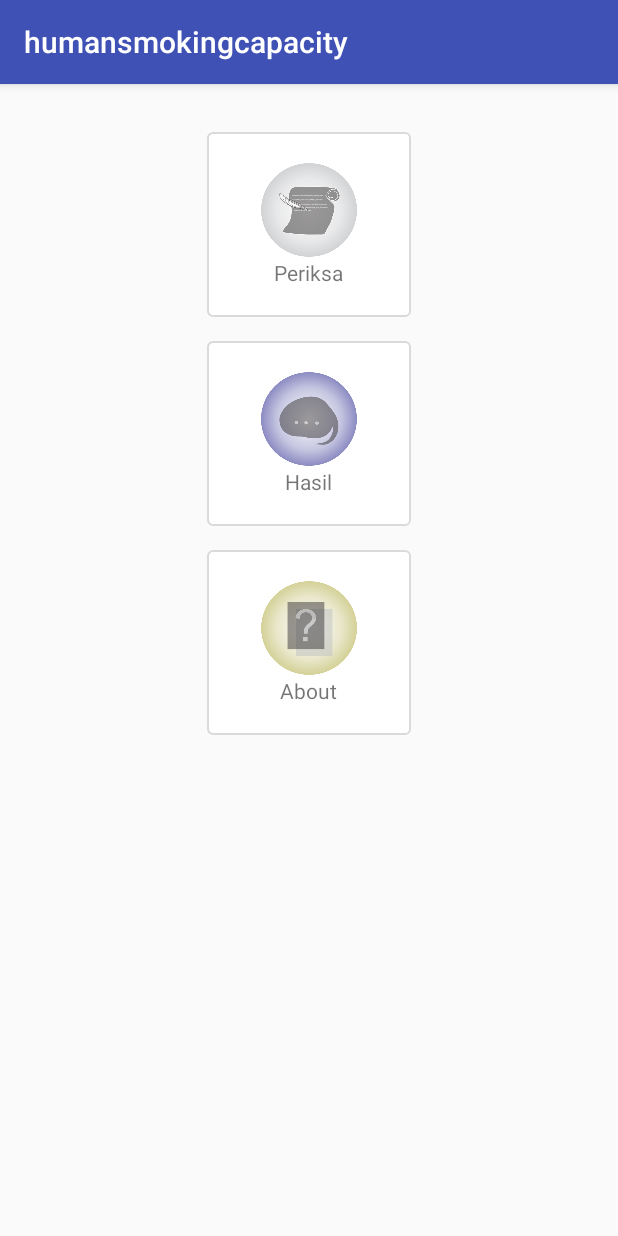
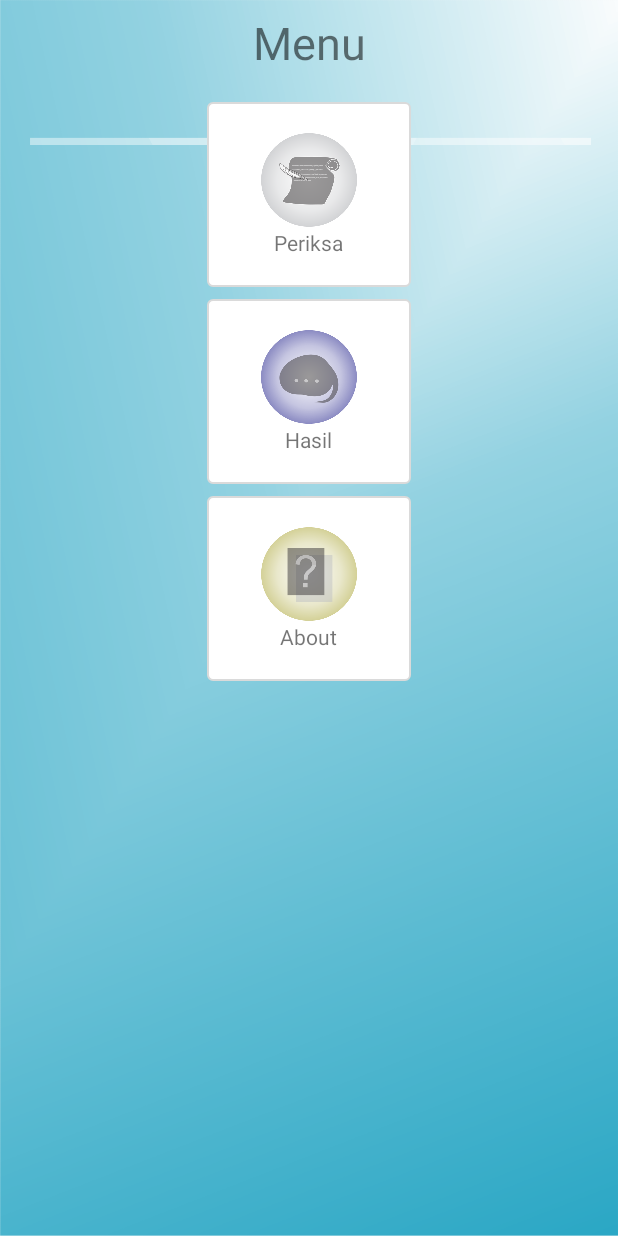
Before and after one commit to tteenniiaa/HASCA, an Android app: the screen it shows after launch (Mainmenu), on a phone screen of 412 x 824 dp. Run offline under Robolectric (Android 15) with nearby library versions, the phone set to English and light mode, and no system bars.

Commit message:
initial commit

```diff
--- a/app/src/main/java/h/tenia/humansmokingcapacity/Mainmenu.java
+++ b/app/src/main/java/h/tenia/humansmokingcapacity/Mainmenu.java
@@ -1,9 +1,10 @@
 package h.tenia.humansmokingcapacity;
 
+import android.app.Activity;
 import android.support.v7.app.AppCompatActivity;
 import android.os.Bundle;
 
-public class Mainmenu extends AppCompatActivity {
+public class Mainmenu extends Activity {
 
     @Override
     protected void onCreate(Bundle savedInstanceState) {
--- a/app/src/main/res/layout/activity_mainmenu.xml
+++ b/app/src/main/res/layout/activity_mainmenu.xml
@@ -4,6 +4,7 @@
     xmlns:tools="http://schemas.android.com/tools"
     android:layout_width="match_parent"
     android:layout_height="match_parent"
+    android:background="@drawable/backgroundwe"
     tools:context="h.tenia.humansmokingcapacity.Mainmenu">
 
     <LinearLayout
@@ -12,7 +13,7 @@
         android:layout_height="wrap_content"
         android:layout_marginEnd="8dp"
         android:layout_marginStart="8dp"
-        android:layout_marginTop="32dp"
+        android:layout_marginTop="68dp"
         android:background="@drawable/bg_button"
         android:gravity="center"
         android:orientation="vertical"
@@ -30,6 +31,7 @@
             android:layout_marginEnd="8dp"
             android:layout_marginStart="8dp"
             android:layout_marginTop="8dp"
+            android:contentDescription="TODO"
             android:src="@drawable/hasillogo"
             app:layout_constraintEnd_toEndOf="parent"
             app:layout_constraintStart_toStartOf="parent"
@@ -39,7 +41,7 @@
             android:layout_width="wrap_content"
             android:layout_height="wrap_content"
             android:layout_marginBottom="8dp"
-            android:text="Periksa"
+            android:text="@string/periksa"
             app:layout_constraintBottom_toBottomOf="parent" />
     </LinearLayout>
 
@@ -49,7 +51,7 @@
         android:layout_height="wrap_content"
         android:layout_marginEnd="8dp"
         android:layout_marginStart="8dp"
-        android:layout_marginTop="16dp"
+        android:layout_marginTop="8dp"
         android:background="@drawable/bg_button"
         android:gravity="center"
         android:orientation="vertical"
@@ -67,6 +69,7 @@
             android:layout_marginEnd="8dp"
             android:layout_marginStart="8dp"
             android:layout_marginTop="8dp"
+            android:contentDescription="TODO"
             android:src="@drawable/inputlogo"
             app:layout_constraintEnd_toEndOf="parent"
             app:layout_constraintStart_toStartOf="parent"
@@ -84,9 +87,10 @@
         android:id="@+id/btnAbout"
         android:layout_width="wrap_content"
         android:layout_height="wrap_content"
+        android:layout_marginBottom="8dp"
         android:layout_marginEnd="8dp"
         android:layout_marginStart="8dp"
-        android:layout_marginTop="16dp"
+        android:layout_marginTop="8dp"
         android:background="@drawable/bg_button"
         android:gravity="center"
         android:orientation="vertical"
@@ -94,9 +98,11 @@
         android:paddingLeft="28dp"
         android:paddingRight="28dp"
         android:paddingTop="12dp"
+        app:layout_constraintBottom_toBottomOf="@+id/imageView"
         app:layout_constraintEnd_toEndOf="parent"
         app:layout_constraintStart_toStartOf="parent"
-        app:layout_constraintTop_toBottomOf="@+id/btnHasil">
+        app:layout_constraintTop_toBottomOf="@+id/btnHasil"
+        app:layout_constraintVertical_bias="0.0">
 
         <ImageView
             android:layout_width="64dp"
@@ -104,6 +110,7 @@
             android:layout_marginEnd="8dp"
             android:layout_marginStart="8dp"
             android:layout_marginTop="8dp"
+            android:contentDescription="TODO"
             android:src="@drawable/aboutlogo"
             app:layout_constraintEnd_toEndOf="parent"
             app:layout_constraintStart_toStartOf="parent"
@@ -117,4 +124,29 @@
             app:layout_constraintBottom_toBottomOf="parent" />
     </LinearLayout>
 
+    <ImageView
+        android:id="@+id/imageView"
+        android:layout_width="92dp"
+        android:layout_height="36dp"
+        android:layout_marginBottom="4dp"
+        android:layout_marginEnd="8dp"
+        android:layout_marginStart="8dp"
+        app:layout_constraintBottom_toBottomOf="parent"
+        app:layout_constraintEnd_toEndOf="parent"
+        app:layout_constraintStart_toStartOf="parent"
+        app:srcCompat="@drawable/hascalogo" />
+
+    <TextView
+        android:id="@+id/textView"
+        android:layout_width="wrap_content"
+        android:layout_height="wrap_content"
+        android:layout_marginEnd="8dp"
+        android:layout_marginStart="8dp"
+        android:layout_marginTop="8dp"
+        android:text="Menu"
+        android:textSize="30sp"
+        app:layout_constraintEnd_toEndOf="parent"
+        app:layout_constraintStart_toStartOf="parent"
+        app:layout_constraintTop_toTopOf="parent" />
+
 </android.support.constraint.ConstraintLayout>
--- a/app/src/main/res/values/strings.xml
+++ b/app/src/main/res/values/strings.xml
@@ -1,3 +1,4 @@
 <resources>
     <string name="app_name">humansmokingcapacity</string>
+    <string name="periksa">Periksa</string>
 </resources>
```
Also changed, not shown: app/src/main/res/drawable/backgroundwe.png (added), app/src/main/res/drawable/hascalogo.png (added), 2 other files.
